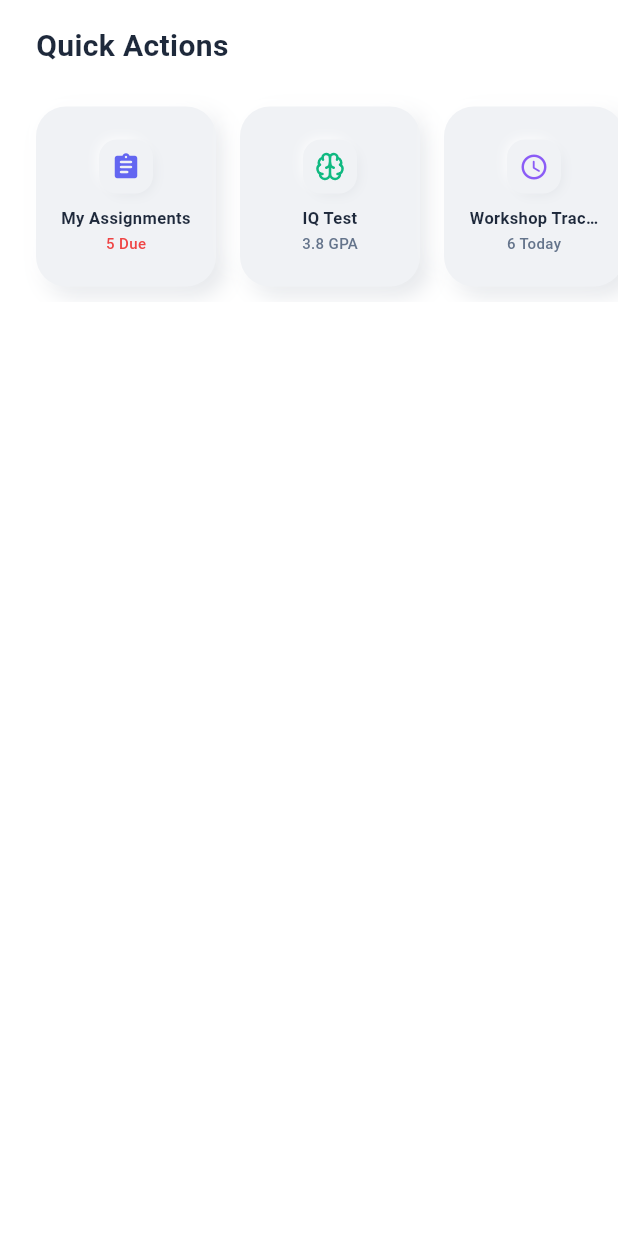
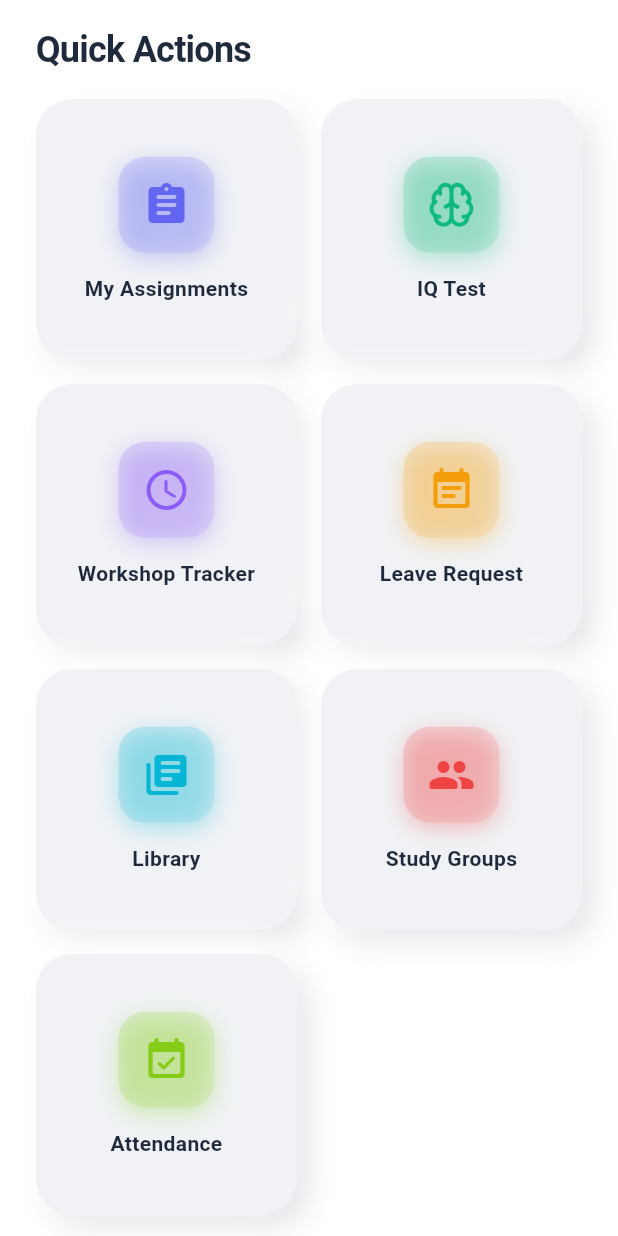
Before and after one commit to Affan1316/CAS-ELMS, a Flutter app: what buildQuickActions() shows on an empty page, opened directly with empty values, on a phone screen of 412 x 824 dp. Run offline on Flutter 3.47's test engine with Material 3 defaults, Android fonts, the light colour scheme and no system bars; our stand-ins replace animate_do, animated_text_kit, badges, bloc, bounce, clay_containers and 27 more; missing offline and left inert: dart:ffi, flutter_foreground_task, responsive_ui_kit, spring, time_config_checker and 1 more; accounts and stored records are empty.

Commit message:
mahameer code pulled

```diff
--- a/lib/src/features/student_feature/presentation/pages/student_home_page.dart
+++ b/lib/src/features/student_feature/presentation/pages/student_home_page.dart
@@ -161,8 +161,6 @@ class _StudentHomePageState extends State<StudentHomePage>
                 child: Column(
                   crossAxisAlignment: CrossAxisAlignment.start,
                   children: [
-                    const SizedBox(height: 30),
-
                     buildHeader(
                       widget.studentEntityClass.name,
                       context,
@@ -173,7 +171,7 @@ class _StudentHomePageState extends State<StudentHomePage>
                       widget.studentEntityClass.group,
                       widget.studentEntityClass.name,
                     ),
-                    buildPopularTeachersSection(),
+                    // buildPopularTeachersSection(),
 
                     // buildRecentActivities(),
                     const SizedBox(height: 30),
--- a/lib/src/features/student_feature/presentation/widgets/buildQuickActions.dart
+++ b/lib/src/features/student_feature/presentation/widgets/buildQuickActions.dart
@@ -10,7 +10,7 @@ import 'package:lucide_icons_flutter/lucide_icons.dart';
 
 import '../../../my_student_attendence/presentation/student_adentence_page.dart';
 
-Widget buildQuickActions(String studentName,String section) {
+Widget buildQuickActions(String studentName, String section) {
   final List<Map<String, dynamic>> studentFeatures = [
     {
       'title': 'My Assignments',
@@ -38,11 +38,11 @@ Widget buildQuickActions(String studentName,String section) {
     },
     {
       'title': 'Leave Request',
-      'icon': Icons.schedule_rounded,
-      'color': Color(0xFF8B5CF6),
-      'count': '6 Today',
+      'icon': Icons.event_note_rounded,
+      'color': Color(0xFFF59E0B),
+      'count': '2 Pending',
       'isUrgent': false,
-      'screen': ListOfRequestLeaveScreen(section: section, name: studentName,),
+      'screen': ListOfRequestLeaveScreen(section: section, name: studentName),
     },
     {
       'title': 'Library',
@@ -58,6 +58,7 @@ Widget buildQuickActions(String studentName,String section) {
       'color': Color(0xFFEF4444),
       'count': '3 Active',
       'isUrgent': false,
+      'screen': Container(child: Text("Coming soon")),
     },
     {
       'title': 'Attendance',
@@ -65,52 +66,153 @@ Widget buildQuickActions(String studentName,String section) {
       'color': Color(0xFF84CC16),
       'count': '95%',
       'isUrgent': false,
-      'screen': StudentAdentencePage()
+      'screen': StudentAdentencePage(),
     },
   ];
+
+  return LayoutBuilder(
+    builder: (context, constraints) {
+      // Determine responsive layout parameters
+      final screenWidth = constraints.maxWidth;
+      final isTablet = screenWidth >= 600;
+      final isDesktop = screenWidth >= 1200;
+
+      // Responsive cross axis count
+      int crossAxisCount;
+      if (isDesktop) {
+        crossAxisCount = 4;
+      } else if (isTablet) {
+        crossAxisCount = 3;
+      } else {
+        crossAxisCount = 2;
+      }
+
+      // Responsive spacing
+      final spacing = isTablet ? 20.0 : 16.0;
+      final horizontalPadding = isTablet ? 32.0 : 24.0;
+
+      // Responsive aspect ratio (slightly wider on larger screens)
+      final aspectRatio = isDesktop ? 1.1 : (isTablet ? 1.05 : 1.0);
+
+      // Responsive font sizes
+      final titleFontSize = isTablet ? 28.0 : 24.0;
+      final cardTitleSize = isTablet ? 15.0 : 14.0;
+      final countFontSize = isTablet ? 13.0 : 12.0;
+      final iconSize = isTablet ? 70.0 : 64.0;
+      final iconInnerSize = isTablet ? 36.0 : 32.0;
+
       return Column(
         crossAxisAlignment: CrossAxisAlignment.start,
         children: [
-      const Padding(
-        padding: EdgeInsets.symmetric(horizontal: 24, vertical: 16),
+          Padding(
+            padding: EdgeInsets.symmetric(
+              horizontal: horizontalPadding,
+              vertical: isTablet ? 20 : 16,
+            ),
             child: Text(
               'Quick Actions',
               style: TextStyle(
-            fontSize: 20,
+                fontSize: titleFontSize,
                 fontWeight: FontWeight.w700,
                 color: Color(0xFF1E293B),
+                letterSpacing: -0.5,
               ),
             ),
           ),
-      SizedBox(
-        height: 140,
-        child: ListView.builder(
-          scrollDirection: Axis.horizontal,
-          padding: const EdgeInsets.symmetric(horizontal: 24, vertical: 10),
+          Padding(
+            padding: EdgeInsets.symmetric(horizontal: horizontalPadding),
+            child: GridView.builder(
+              shrinkWrap: true,
+              physics: const NeverScrollableScrollPhysics(),
+              gridDelegate: SliverGridDelegateWithFixedCrossAxisCount(
+                crossAxisCount: crossAxisCount,
+                crossAxisSpacing: spacing,
+                mainAxisSpacing: spacing,
+                childAspectRatio: aspectRatio,
+              ),
               itemCount: studentFeatures.length,
               itemBuilder: (context, index) {
                 final feature = studentFeatures[index];
+                return _QuickActionCard(
+                  title: feature['title'],
+                  icon: feature['icon'],
+                  color: feature['color'],
+                  count: feature['count'],
+                  isUrgent: feature['isUrgent'],
+                  iconSize: iconSize,
+                  iconInnerSize: iconInnerSize,
+                  cardTitleSize: cardTitleSize,
+                  countFontSize: countFontSize,
+                  isTablet: isTablet,
+                  onTap: () {
+                    if (feature['screen'] != null) {
+                      Navigator.of(context).push(
+                        MaterialPageRoute(
+                          builder: (context) => feature['screen'],
+                        ),
+                      );
+                    }
+                  },
+                );
+              },
+            ),
+          ),
+          SizedBox(height: isTablet ? 20 : 16),
+        ],
+      );
+    },
+  );
+}
+
+class _QuickActionCard extends StatelessWidget {
+  final String title;
+  final IconData icon;
+  final Color color;
+  final String count;
+  final bool isUrgent;
+  final double iconSize;
+  final double iconInnerSize;
+  final double cardTitleSize;
+  final double countFontSize;
+  final bool isTablet;
+  final VoidCallback onTap;
+
+  const _QuickActionCard({
+    required this.title,
+    required this.icon,
+    required this.color,
+    required this.count,
+    required this.isUrgent,
+    required this.iconSize,
+    required this.iconInnerSize,
+    required this.cardTitleSize,
+    required this.countFontSize,
+    required this.isTablet,
+    required this.onTap,
+  });
+
+  @override
+  Widget build(BuildContext context) {
+    final borderRadius = isTablet ? 28.0 : 24.0;
+    final padding = isTablet ? 24.0 : 20.0;
+    final shadowOffset = isTablet ? 10.0 : 8.0;
+    final shadowBlur = isTablet ? 18.0 : 15.0;
+
     return Container(
-              width: 120,
-              margin: const EdgeInsets.only(right: 16),
       decoration: BoxDecoration(
-                // Neumorphic background - same as parent
-                color: const Color(0xFFF0F2F5), // Light grey background
-                borderRadius: BorderRadius.circular(20),
-                // Neumorphic shadows
+        color: const Color(0xFFF0F2F5),
+        borderRadius: BorderRadius.circular(borderRadius),
         boxShadow: [
-                  // Dark shadow (bottom right)
           BoxShadow(
             color: const Color(0xFFD1D5DB).withOpacity(0.6),
-                    blurRadius: 12,
-                    offset: const Offset(6, 6),
+            blurRadius: shadowBlur,
+            offset: Offset(shadowOffset, shadowOffset),
             spreadRadius: 0,
           ),
-                  // Light shadow (top left)
           BoxShadow(
             color: Colors.white.withOpacity(0.9),
-                    blurRadius: 12,
-                    offset: const Offset(-6, -6),
+            blurRadius: shadowBlur,
+            offset: Offset(-shadowOffset, -shadowOffset),
             spreadRadius: 0,
           ),
         ],
@@ -118,73 +220,48 @@ Widget buildQuickActions(String studentName,String section) {
       child: Material(
         color: Colors.transparent,
         child: InkWell(
-                  borderRadius: BorderRadius.circular(20),
-                  onTap: () {
-                    Navigator.of(context).push(
-                      MaterialPageRoute(
-                        builder: (context) => feature['screen'],
-                      ),
-                    );
-                  },
+          borderRadius: BorderRadius.circular(borderRadius),
+          onTap: onTap,
           child: Padding(
-                    padding: const EdgeInsets.all(16),
+            padding: EdgeInsets.all(padding),
             child: Column(
               mainAxisAlignment: MainAxisAlignment.center,
+              crossAxisAlignment: CrossAxisAlignment.center,
               children: [
-                        // Neumorphic icon container
+                // Icon container with gradient background
                 Container(
-                          width: 36,
-                          height: 36,
+                  width: iconSize,
+                  height: iconSize,
                   decoration: BoxDecoration(
-                            // Matching background color
-                            color: const Color(0xFFF0F2F5),
-                            borderRadius: BorderRadius.circular(12),
-                            // Inner neumorphic shadow for inset effect
+                    gradient: LinearGradient(
+                      colors: [color.withOpacity(0.2), color.withOpacity(0.1)],
+                      begin: Alignment.topLeft,
+                      end: Alignment.bottomRight,
+                    ),
+                    borderRadius: BorderRadius.circular(iconSize * 0.28),
                     boxShadow: [
-                              // Inner dark shadow
                       BoxShadow(
-                                color: const Color(0xFFD1D5DB).withOpacity(0.4),
-                                blurRadius: 6,
-                                offset: const Offset(3, 3),
-                                spreadRadius: -2,
-                              ),
-                              // Inner light shadow
-                              BoxShadow(
-                                color: Colors.white.withOpacity(0.8),
-                                blurRadius: 6,
-                                offset: const Offset(-3, -3),
-                                spreadRadius: -2,
+                        color: color.withOpacity(0.3),
+                        blurRadius: 12,
+                        offset: const Offset(0, 4),
                       ),
                     ],
                   ),
-                          child: Icon(
-                            feature['icon'],
-                            color: feature['color'],
-                            size: 20,
+                  child: Icon(icon, color: color, size: iconInnerSize),
                 ),
-                        ),
-                        const SizedBox(height: 8),
-                        Text(
-                          feature['title'],
-                          style: const TextStyle(
-                            fontSize: 11,
-                            fontWeight: FontWeight.w600,
+                SizedBox(height: isTablet ? 18 : 16),
+                Flexible(
+                  child: Text(
+                    title,
+                    style: TextStyle(
+                      fontSize: cardTitleSize,
+                      fontWeight: FontWeight.w700,
                       color: Color(0xFF1E293B),
+                      height: 1.2,
                     ),
                     textAlign: TextAlign.center,
-                          maxLines: 1,
+                    maxLines: 2,
                     overflow: TextOverflow.ellipsis,
-                        ),
-                        const SizedBox(height: 2),
-                        Text(
-                          feature['count'],
-                          style: TextStyle(
-                            fontSize: 10,
-                            color:
-                                feature['isUrgent']
-                                    ? const Color(0xFFEF4444)
-                                    : const Color(0xFF64748B),
-                            fontWeight: FontWeight.w500,
                   ),
                 ),
               ],
@@ -193,9 +270,5 @@ Widget buildQuickActions(String studentName,String section) {
         ),
       ),
     );
-          },
-        ),
-      ),
-    ],
-  );
   }
+}
```
Also changed, not shown: lib/main.dart (line endings or trailing spaces). Lines whose indentation alone changed are shown as unchanged.
